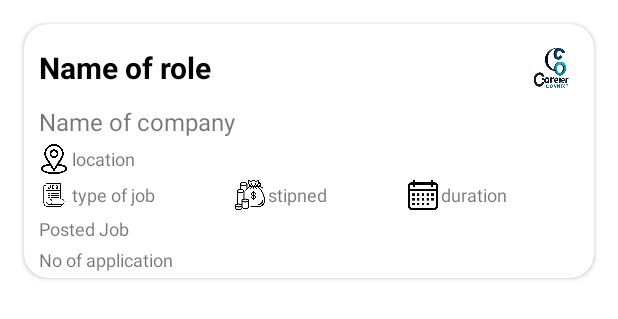
After one commit to rijul-kansal/Career_Connect_FrontEnd, an Android app: the layout search_all_job_adapter_view.xml on its own in the app's theme, with its tools: preview values and no code run, on a phone screen of 412 x 824 dp. The commit adds this screen. Shown: the top 319 px of the screen. Run offline under Robolectric (Android 15) with nearby library versions, the phone set to English and light mode, and no system bars.

Commit message:
adding fns

```diff
--- a/app/src/main/java/com/learning/careerconnect/Activity/SplashScreen.kt
+++ b/app/src/main/java/com/learning/careerconnect/Activity/SplashScreen.kt
@@ -28,7 +28,7 @@ class SplashScreen : AppCompatActivity() {
         val timeLeft = sharedPreference.getLong(Constants.TIME_LEFT,-1)
         val currentTime = System.currentTimeMillis()
 //        val currentTime = 1728406955000L
-        val time = (currentTime-timeLeft)/(86400000);
+        val time = (currentTime-timeLeft)/(86400000)
 //        Log.d("rk","token ${token}")
 //        Log.d("rk","refreshToken ${refreshToken}")
 //        Log.d("rk","time left ${timeLeft}")
@@ -46,7 +46,6 @@ class SplashScreen : AppCompatActivity() {
         else if(timeLeft !=-1L && token!="rk" && time >= 10)
         {
             startActivity(Intent(this, SignInActivity::class.java))
-            finish()
         }
         else
         {
--- /dev/null
+++ b/app/src/main/res/layout/search_all_job_adapter_view.xml
@@ -0,0 +1,133 @@
+<?xml version="1.0" encoding="utf-8"?>
+<androidx.cardview.widget.CardView
+    xmlns:app="http://schemas.android.com/apk/res-auto"
+    xmlns:android="http://schemas.android.com/apk/res/android"
+    xmlns:tools="http://schemas.android.com/tools"
+    android:layout_height="wrap_content"
+    app:cardCornerRadius="16dp"
+    android:layout_margin="16dp"
+    android:layout_width="match_parent">
+    <LinearLayout
+        android:layout_margin="4dp"
+        android:layout_width="match_parent"
+        android:layout_height="match_parent"
+        android:orientation="vertical">
+        <LinearLayout
+            android:layout_width="match_parent"
+            android:layout_height="wrap_content"
+            android:orientation="horizontal">
+            <TextView
+                android:layout_marginLeft="6dp"
+                android:gravity="center|left"
+                android:id="@+id/nameOfRole"
+                android:layout_width="0dp"
+                android:layout_height="50dp"
+                android:text="@string/name_of_role"
+                android:textSize="20sp"
+                android:layout_weight="1"
+                android:textColor="@color/black"
+                android:textStyle="bold"/>
+            <ImageView
+                android:id="@+id/imageOfCompany"
+                android:layout_width="50dp"
+                android:layout_height="50dp"
+                android:src="@drawable/career_connect_white_bg"
+                android:layout_gravity="right"/>
+        </LinearLayout>
+        <TextView
+            android:layout_marginLeft="6dp"
+            android:id="@+id/nameOfCompany"
+            android:layout_width="wrap_content"
+            android:layout_height="wrap_content"
+            android:text="@string/name_of_company"
+            android:textSize="16sp"/>
+        <LinearLayout
+            android:layout_marginLeft="6dp"
+            android:layout_marginTop="4dp"
+            android:layout_width="match_parent"
+            android:layout_height="wrap_content"
+            android:orientation="horizontal">
+            <ImageView
+                android:layout_width="20dp"
+                android:layout_height="20dp"
+                android:src="@drawable/location_display_icon"
+                android:layout_gravity="right"/>
+            <TextView
+                android:layout_marginLeft="2dp"
+                android:gravity="center|left"
+                android:id="@+id/location"
+                android:layout_width="0dp"
+                android:layout_height="20dp"
+                android:text="@string/location"
+                android:textSize="12sp"
+                android:layout_weight="1"/>
+        </LinearLayout>
+        <LinearLayout
+            android:layout_marginLeft="6dp"
+            android:layout_marginTop="4dp"
+            android:layout_width="match_parent"
+            android:layout_height="wrap_content"
+            android:orientation="horizontal">
+            <ImageView
+                android:layout_width="20dp"
+                android:layout_height="20dp"
+                android:src="@drawable/job_display_icon"
+                android:layout_gravity="right"/>
+            <TextView
+                android:layout_marginLeft="2dp"
+                android:gravity="center|left"
+                android:id="@+id/typeOfJob"
+                android:layout_width="wrap_content"
+                android:layout_height="20dp"
+                android:text="@string/type_of_job"
+                android:textSize="12sp"
+                android:layout_weight="1"/>
+            <ImageView
+                android:layout_width="20dp"
+                android:layout_height="20dp"
+                android:src="@drawable/money_display_icon"
+                android:layout_gravity="right"/>
+            <TextView
+                android:layout_marginLeft="2dp"
+                android:gravity="center|left"
+                android:id="@+id/stipned"
+                android:layout_width="wrap_content"
+                android:layout_height="20dp"
+                android:text="@string/stipned"
+                android:textSize="12sp"
+                android:layout_weight="1"/>
+            <ImageView
+                android:layout_width="20dp"
+                android:layout_height="20dp"
+                android:src="@drawable/calendar_display_icon"
+                android:layout_gravity="right"/>
+            <TextView
+                android:layout_marginLeft="2dp"
+                android:gravity="center|left"
+                android:id="@+id/duration"
+                android:layout_width="wrap_content"
+                android:layout_height="20dp"
+                android:text="@string/duration"
+                android:textSize="12sp"
+                android:layout_weight="1"/>
+        </LinearLayout>
+        <TextView
+            android:layout_marginTop="4dp"
+            android:layout_marginLeft="6dp"
+            android:id="@+id/postedDate"
+            android:layout_width="wrap_content"
+            android:layout_height="wrap_content"
+            android:text="@string/posted_job"
+            android:textSize="12sp"
+            android:layout_weight="1"/>
+        <TextView
+            android:layout_marginTop="4dp"
+            android:layout_marginLeft="6dp"
+            android:id="@+id/noOfApplicant"
+            android:layout_width="wrap_content"
+            android:layout_height="wrap_content"
+            android:text="@string/no_of_application"
+            android:textSize="12sp"
+            android:layout_weight="1"/>
+    </LinearLayout>
+</androidx.cardview.widget.CardView>
--- a/app/src/main/res/values/strings.xml
+++ b/app/src/main/res/values/strings.xml
@@ -58,4 +58,12 @@
     <string name="please_enter_6_digit_otp_and_new_password">Please enter 6 digit OTP and new password</string>
     <string name="reset_password">Reset password</string>
     <string name="enter_name_of_the_company">enter name of the company</string>
+    <string name="name_of_role">Name of role</string>
+    <string name="name_of_company">Name of company</string>
+    <string name="location">location</string>
+    <string name="type_of_job">type of job</string>
+    <string name="stipned">stipned</string>
+    <string name="duration">duration</string>
+    <string name="no_of_application">No of application</string>
+    <string name="posted_job">Posted Job</string>
 </resources>
```
Also changed, not shown: app/src/main/java/com/learning/careerconnect/Activity/IntroActivity.kt (+0 -8 lines), app/src/main/java/com/learning/careerconnect/Adapter/SearchJobAdapter.kt (added, +86 -0 lines), app/src/main/java/com/learning/careerconnect/Model/SearchJobOM.kt (added, +43 -0 lines), app/src/main/res/drawable/calendar_display_icon.png (added), app/src/main/res/drawable/job_display_icon.png (added), app/src/main/res/drawable/location_display_icon.png (added), app/src/main/res/drawable/money_display_icon.png (added).
